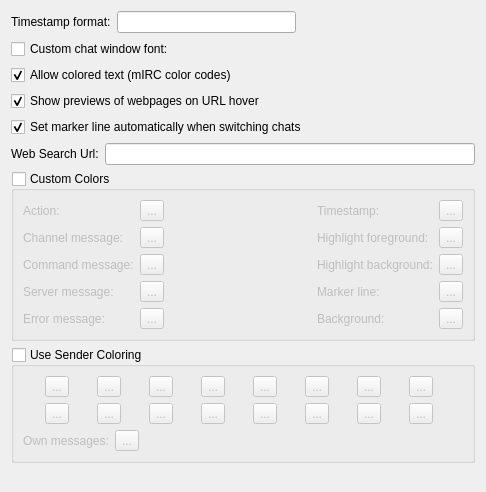
quassel/quassel, file src/qtui/settingspages/chatviewsettingspage.ui: the form before one commit.
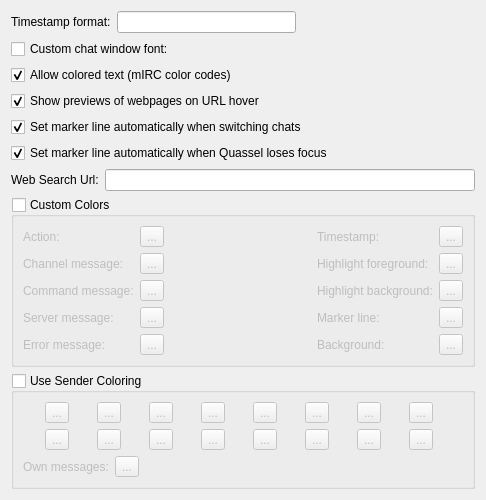
The form after the commit. Custom widgets are drawn as their Qt base class.

Commit message:
Implement issue #1219: Update the marker line when quassel loses focus
Solves issue #1219 on bugs.quassel-irc.org.

We now listen for QEvent::WindowDeactivate in the main window. This
should pickup on window closing/minimizing/losing focus. We also change
view->setMarkerLine() to Client::setMarkerLine which will send an event
to the syncher, and eventually arrives at ChatView::markerLineSet, which
moves the marker line for us.

What changed in the file:
```diff
--- a/src/qtui/settingspages/chatviewsettingspage.ui
+++ b/src/qtui/settingspages/chatviewsettingspage.ui
@@ -153,6 +153,25 @@
      </property>
     </widget>
    </item>
+   <item>
+    <widget class="QCheckBox" name="autoMarkerLineOnLostFocus">
+     <property name="toolTip">
+      <string>Set the marker line to the bottom of the current chat window when Quassel loses focus.</string>
+     </property>
+     <property name="text">
+      <string>Set marker line automatically when Quassel loses focus</string>
+     </property>
+     <property name="checked">
+      <bool>true</bool>
+     </property>
+     <property name="settingsKey" stdset="0">
+      <string>AutoMarkerLineOnLostFocus</string>
+     </property>
+     <property name="defaultValue" stdset="0">
+      <bool>true</bool>
+     </property>
+    </widget>
+   </item>
    <item>
     <layout class="QHBoxLayout" name="horizontalLayout_4">
      <item>
```
The commit also changes 3 other files.
